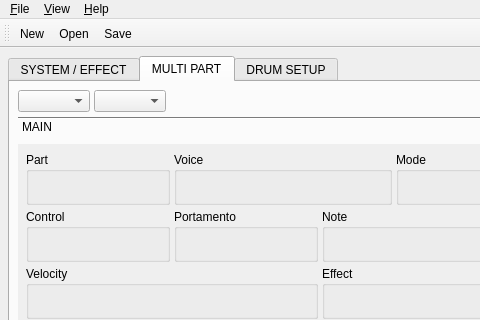
rncbc/qxgedit, file src/qxgeditMainForm.ui: the form before one commit; both pictures show x 0 to 480 and y 0 to 320 of the 640 by 720 pixel window.
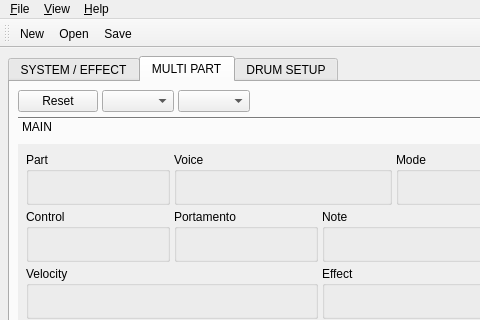
The form after the commit. The open tabs and pages were chosen to show the change. Icons and pictures are not drawn. Custom widgets are drawn as their Qt base class.

Commit message: - Multipart reset button and method introduced.

```diff
--- a/src/qxgeditMainForm.ui
+++ b/src/qxgeditMainForm.ui
@@ -463,6 +463,13 @@
        <layout class="QVBoxLayout" >
         <item>
          <layout class="QHBoxLayout" >
+          <item>
+           <widget class="QPushButton" name="MultipartResetButton" >
+            <property name="text" >
+             <string>Reset</string>
+            </property>
+           </widget>
+          </item>
           <item>
            <widget class="QComboBox" name="MultipartCombo" />
           </item>
```
The commit also changes 6 other files.
